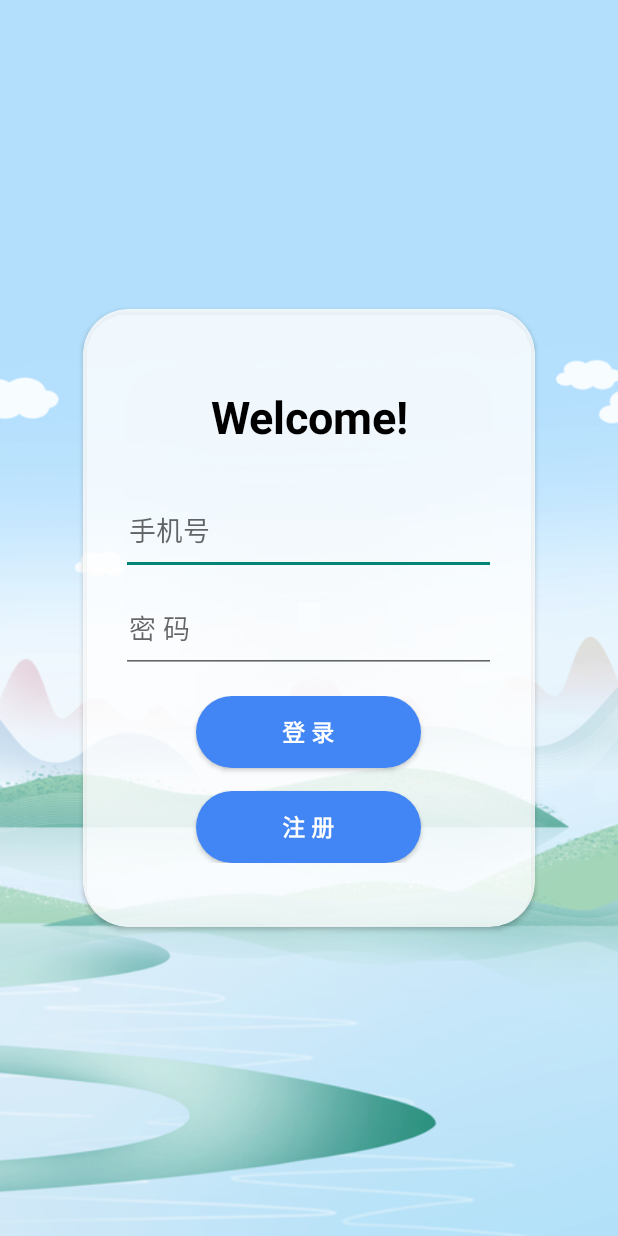
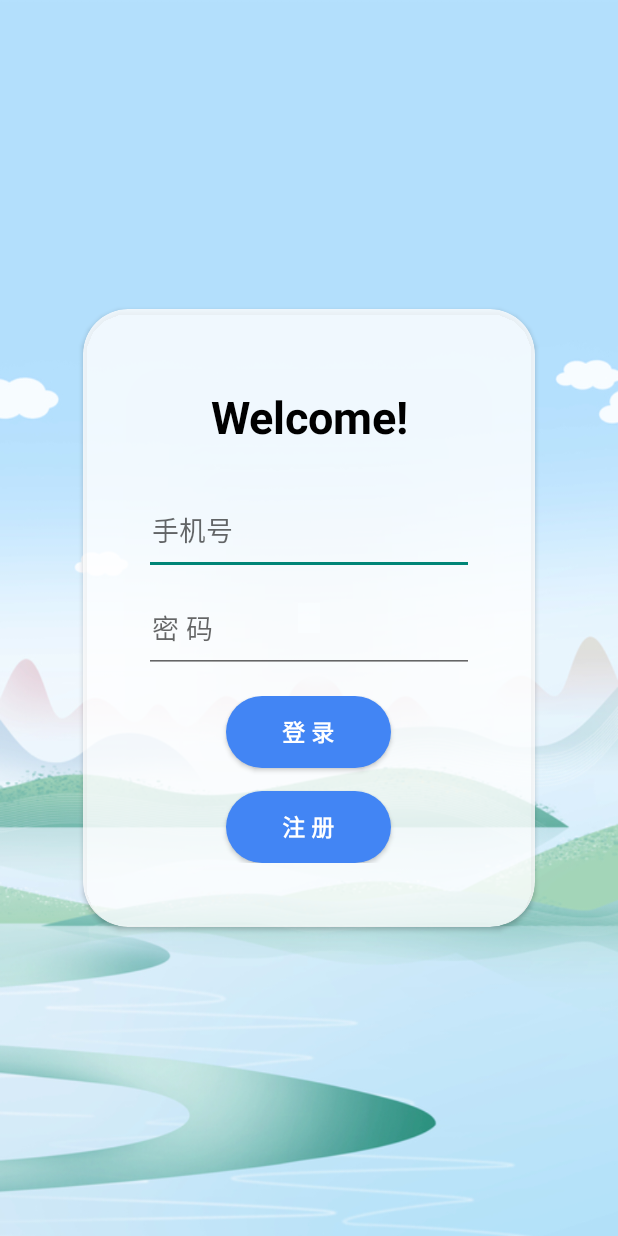
Before and after one commit to ZhangCWei/QuestionBoxFront, an Android app: the screen it shows after launch (MainActivity), on a phone screen of 412 x 824 dp. Run offline under Robolectric (Android 15) with nearby library versions, the phone set to English and light mode, and no system bars.

Commit message:
Update 1223

```diff
--- a/app/src/main/java/com/example/myapplication/view/MainActivity.java
+++ b/app/src/main/java/com/example/myapplication/view/MainActivity.java
@@ -129,10 +129,7 @@ public class MainActivity extends AppCompatActivity implements View.OnClickListe
                         Common.user = gson.fromJson(userJson, User.class);
                         Intent intent;
                         if(Common.user == null){
-                            // 用户不存在
-                            Looper.prepare();      // 创建消息循环
-                            Toast.makeText(MainActivity.this,"该用户不存在！",Toast.LENGTH_SHORT).show();
-                            Looper.loop();         // 启动消息循环, 处理消息队列中的消息
+                            System.out.println("fail");
                             return;
                         }
                         // 验证密码
@@ -152,7 +149,10 @@ public class MainActivity extends AppCompatActivity implements View.OnClickListe
                             Looper.loop();
                         }
                     } else {
-                        System.out.println("fail");
+                        // 用户不存在
+                        Looper.prepare();      // 创建消息循环
+                        Toast.makeText(MainActivity.this,"该用户不存在！",Toast.LENGTH_SHORT).show();
+                        Looper.loop();         // 启动消息循环, 处理消息队列中的消息
                     }
                 }
             });
--- a/app/src/main/res/layout/activity_main.xml
+++ b/app/src/main/res/layout/activity_main.xml
@@ -37,7 +37,7 @@
 
             <EditText
                 android:id="@+id/et_1"
-                android:layout_width="250dp"
+                android:layout_width="220dp"
                 android:layout_height="60dp"
                 android:autofillHints="autofillHintText"
                 android:inputType="text"
@@ -52,7 +52,7 @@
 
             <EditText
                 android:id="@+id/et_2"
-                android:layout_width="250dp"
+                android:layout_width="220dp"
                 android:layout_height="60dp"
                 android:textSize="18sp"
                 android:textColor="@color/black"
@@ -75,7 +75,7 @@
 
                 <Button
                     android:id="@+id/bt_login"
-                    android:layout_width="150dp"
+                    android:layout_width="110dp"
                     android:layout_height="wrap_content"
                     android:layout_weight="1"
                     android:text="@string/login"
@@ -89,7 +89,7 @@
 
                 <Button
                     android:id="@+id/bt_reg"
-                    android:layout_width="150dp"
+                    android:layout_width="110dp"
                     android:layout_height="wrap_content"
                     android:layout_weight="1"
                     android:text="@string/register"
```
